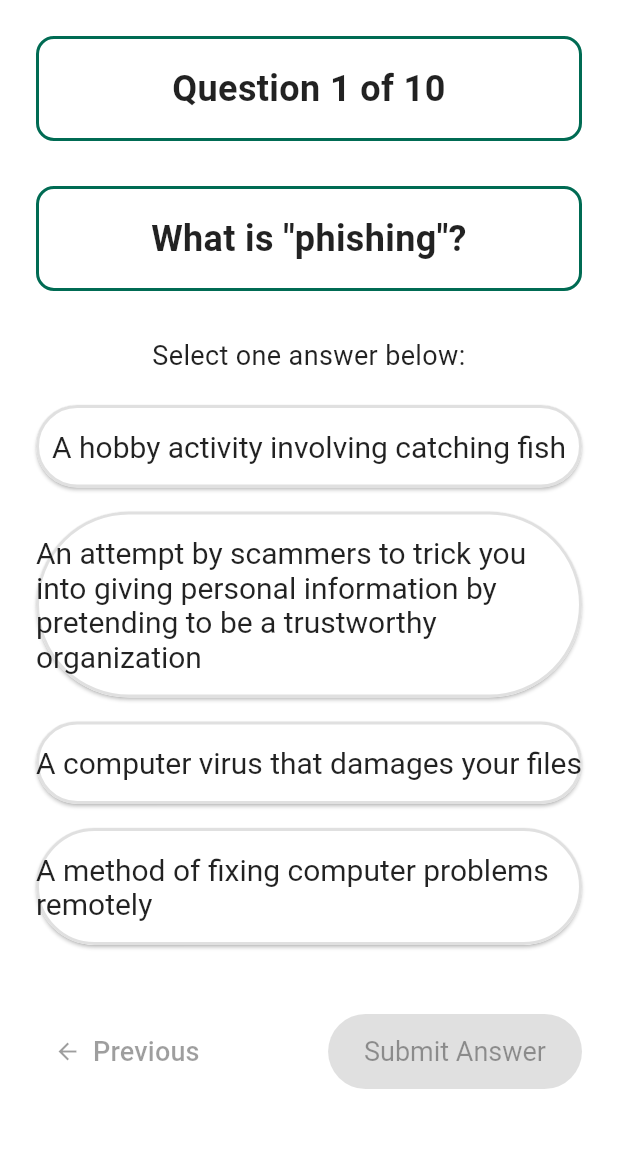
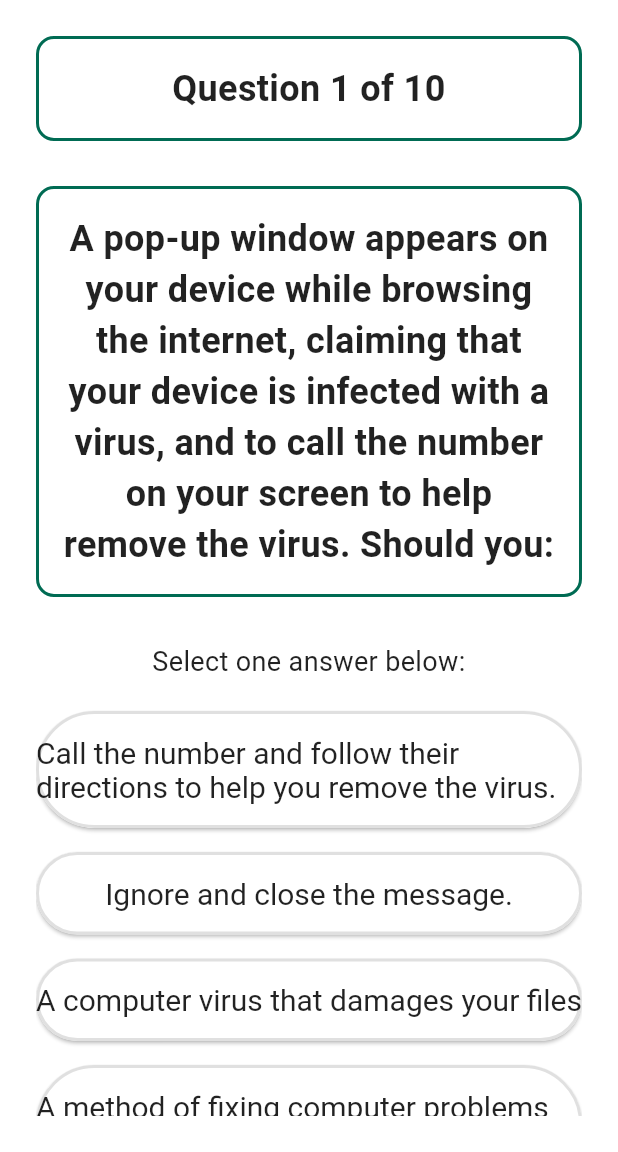
Before and after one commit to Varynx/Cybersage, a Flutter app: the QuizPage screen opened by its route, on a phone screen of 412 x 824 dp, the part 84-1236 px from its top. Run offline on Flutter 3.47's test engine with Material 3 defaults, Android fonts, the phone set to English and light mode, and no system bars; our stand-ins replace cloud_firestore, firebase_auth, firebase_core, fluttertoast; accounts and stored records are empty; network calls fail.

Commit message:
Added Error handling messages, updated andriod sdk and ndk

```diff
--- a/lib/auth_service.dart
+++ b/lib/auth_service.dart
@@ -34,23 +34,24 @@ class AuthService {
       });
 
     } on FirebaseAuthException catch(e) {
-      String message = '';
+      String message;
 
       print('🔥 SIGN-UP ERROR: ${e.code} - ${e.message}');
 
       if (e.code == 'weak-password') {
         message = 'The password provided is too weak.';
-      } else if (e.code == 'email-already-in-use') {
+      }
+      else if (e.code == 'invalid-email') {
+      message = 'The email address is not valid.';
+      }
+      else if (e.code == 'email-already-in-use') {
         message = 'An account already exists with that email.';
       }
-       Fluttertoast.showToast(
-        msg: message,
-        toastLength: Toast.LENGTH_LONG,
-        gravity: ToastGravity.SNACKBAR,
-        backgroundColor: Colors.black54,
-        textColor: Colors.white,
-        fontSize: 14.0,
-      );
+      else{
+        message = 'An error has occured. Please try again';
+      }
+      //This will display the error message at the bottom of the screen in a black box white text.
+      ScaffoldMessenger.of(context).showSnackBar(SnackBar(content: Text(message),));
     }
 
   }
@@ -82,15 +83,24 @@ class AuthService {
     });
 
     } on FirebaseAuthException catch(e) {
-      String message = '';
+      String message;
 
       print('🔥 SIGN-IN ERROR: ${e.code} - ${e.message}');
 
-      if (e.code == 'user-not-found') {
-        message = 'No user found for that email.';
-      } else if (e.code == 'wrong password') {
-        message = 'Wrong password provided for that user.';
-      }
+      if (e.code == 'invalid-credential') {
+      message = 'Incorrect password. Try again';
+    } else if (e.code == 'invalid-email') {
+      message = 'The email address is not valid.';
+    } else {
+      // For any other errors, uses a general message
+      message = 'An unexpected error occurred. Please try again later.';
+    }
+
+    //This will display the error message at the bottom of the screen in a black box white text.
+    ScaffoldMessenger.of(context).showSnackBar(SnackBar(content: Text(message),));
+
+      //Outdated: Due to platforming issues. Kept: Incase we switch back
+      /*
        Fluttertoast.showToast(
         msg: message,
         toastLength: Toast.LENGTH_LONG,
@@ -98,7 +108,7 @@ class AuthService {
         backgroundColor: Colors.black54,
         textColor: Colors.white,
         fontSize: 14.0,
-      );
+      );*/
     }
 
   }
--- a/lib/login_page.dart
+++ b/lib/login_page.dart
@@ -1,9 +1,6 @@
 import 'package:cybersage/auth_service.dart';
-import 'package:cybersage/quiz_page.dart';
 import 'package:flutter/material.dart';
 import 'package:cloud_firestore/cloud_firestore.dart';
-import 'package:firebase_auth/firebase_auth.dart';
-import 'package:fluttertoast/fluttertoast.dart';
 import 'package:flutter/gestures.dart';
 
 
@@ -160,6 +157,7 @@ class LoginPageState extends State<LoginPage> {
     );
   }
 
+
 Widget _signupLink(BuildContext context) {
   return Padding(
     padding: const EdgeInsets.only(top: 16),
--- a/lib/quiz_page.dart
+++ b/lib/quiz_page.dart
@@ -3,22 +3,24 @@ import 'package:flutter/material.dart';
 // List of cybersecurity quiz questions for seniors
 final List<Map<String, dynamic>> quizQuestions = [
   {
-    'question': 'What is "phishing"?',
+    'question': 'A pop-up window appears on your device while browsing the internet, claiming that your device is infected with a virus,'
+    ' and to call the number on your screen to help remove the virus. Should you:',
     'options': [
-      'A hobby activity involving catching fish',
-      'An attempt by scammers to trick you into giving personal information by pretending to be a trustworthy organization',
+      'Call the number and follow their directions to help you remove the virus.',
+      'Ignore and close the message.',
       'A computer virus that damages your files',
       'A method of fixing computer problems remotely'
     ],
     'correctAnswerIndex': 1,
   },
   {
-    'question': 'If you receive an email from your bank asking you to click a link to verify your account information, what should you do?',
+    'question': '5.	You received an email claiming that you have won free healthcare as part of a giveaway run by your insurance company. '
+    ' To claim the offer, you must log in to your account and click accept. Below the message contains a login button. Should you:',
     'options': [
-      'Click the link and enter your information immediately',
-      'Reply to the email with your account number',
-      'Do not click the link, instead call your bank directly using the number on your card or statement',
-      'Forward the email to friends to warn them'
+      'Click on the login button and log in to your account.',
+      'Reply to the email to confirm its legitimacy.',
+      'Do not click the link, and delete the email.',
+      'Forward the email to friends to let them know of your prize.'
     ],
     'correctAnswerIndex': 2,
   },
@@ -33,12 +35,12 @@ final List<Map<String, dynamic>> quizQuestions = [
     'correctAnswerIndex': 1,
   },
   {
-    'question': 'What is a "strong password"?',
+    'question': 'You notice a suspicious charge on your credit card statement from an unknown online store. How should you respond?',
     'options': [
-      'A simple word that\'s easy to remember',
-      'Your name followed by your birth year',
-      'A combination of upper and lowercase letters, numbers, and symbols',
-      'The same password you use for all websites'
+      'Ignore the charge, and assume it is a mistake and will be corrected',
+      'Make a payment to avoid any late payment fees and investigate at a later time.',
+      'Call the company that issued the charge and report the charge.',
+      'Ask a family member if they made the purchase.'
     ],
     'correctAnswerIndex': 2,
   },
```
Also changed, not shown: lib/signup.dart (+14 -39 lines), lib/firebase_options.dart, 2 other files.
